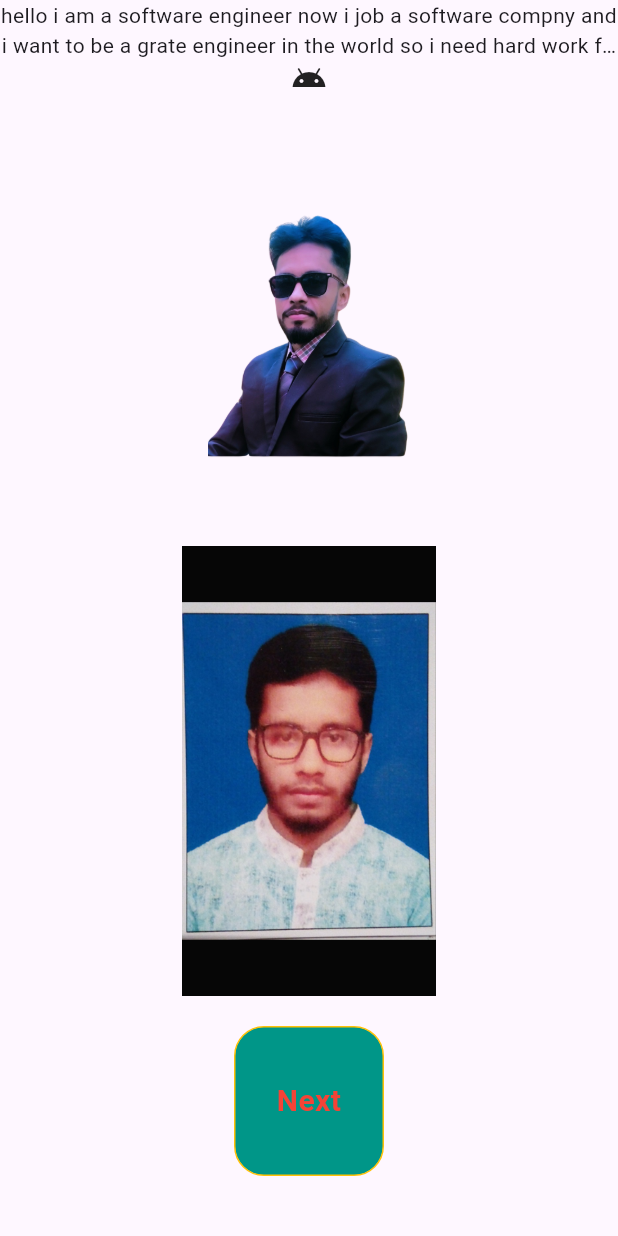
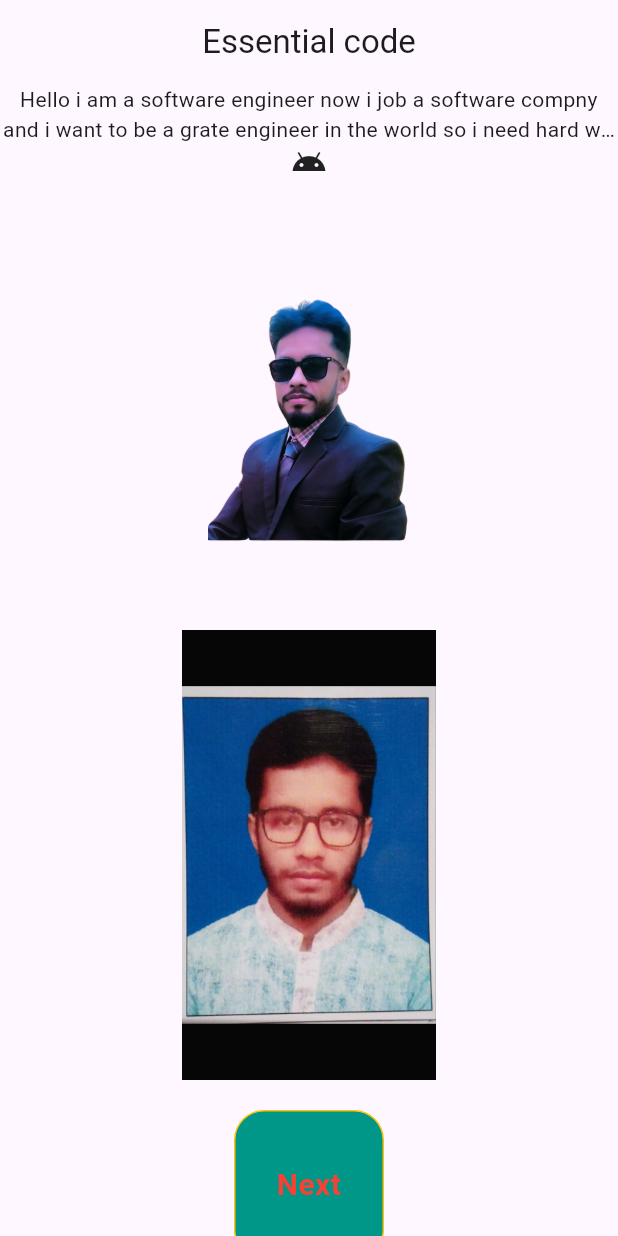
Before and after one commit to Abuessa265/GridView_image_add, a Flutter app: the screen it shows after launch, on a phone screen of 412 x 824 dp. Run offline on Flutter 3.47's test engine with Material 3 defaults, Android fonts, the phone set to English and light mode, and no system bars; our stand-ins replace device_preview.

Commit message:
first commit

```diff
--- a/lib/code/prac.dart
+++ b/lib/code/prac.dart
@@ -1,5 +1,4 @@
 import 'package:flutter/material.dart';
-import 'package:flutter/widgets.dart';
 
 class Prac extends StatefulWidget {
   @override
--- a/lib/main.dart
+++ b/lib/main.dart
@@ -1,11 +1,12 @@
+import 'package:device_preview/device_preview.dart';
 import 'package:flutter/material.dart';
 import 'package:flutter_application_1/code/prac.dart';
 import 'package:flutter_application_1/widgets/container.dart';
 
 void main() {
-  runApp(
-    MyApp(),
-  );
+  runApp(DevicePreview(
+    builder: (context) => MyApp(),
+  ));
 }
 
 class MyApp extends StatelessWidget {
@@ -22,13 +23,17 @@ class HomePage extends StatelessWidget {
   @override
   Widget build(BuildContext context) {
     return Scaffold(
+      appBar: AppBar(
+        centerTitle: true,
+        title: Text('Essential code'),
+      ),
       body: SingleChildScrollView(
         child: Center(
           child: Column(
             mainAxisAlignment: MainAxisAlignment.center,
             children: [
               Text(
-                'hello i am a software engineer now i job a software compny and i want to be a grate engineer in the world so i need hard work for a grate engineer if you hard work then you will be success otherwise you cannot success',
+                'Hello i am a software engineer now i job a software compny and i want to be a grate engineer in the world so i need hard work for a grate engineer if you hard work then you will be success otherwise you cannot success',
                 textAlign: TextAlign.center,
                 maxLines: 2,
                 style: TextStyle(overflow: TextOverflow.ellipsis),
--- a/pubspec.yaml
+++ b/pubspec.yaml
@@ -34,6 +34,8 @@ dependencies:
   # The following adds the Cupertino Icons font to your application.
   # Use with the CupertinoIcons class for iOS style icons.
   cupertino_icons: ^1.0.8
+  package_rename: ^1.8.0
+  device_preview: ^1.2.0
 
 dev_dependencies:
   flutter_test:
```
Also changed, not shown: pubspec.lock, 2 other files.
